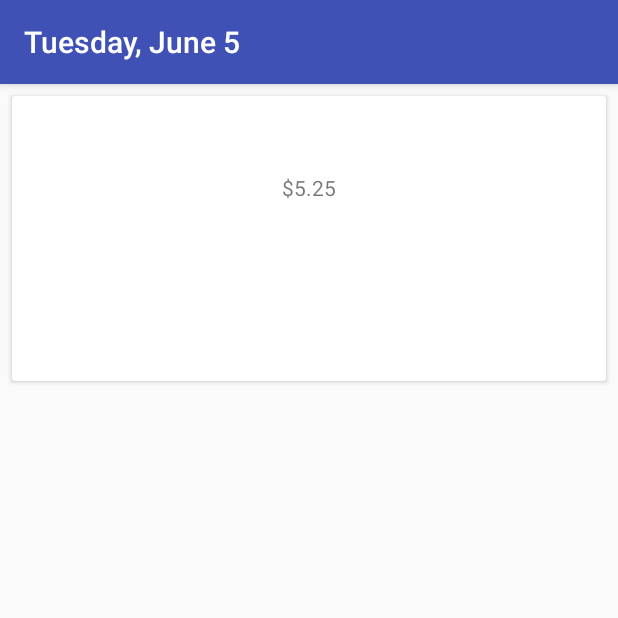
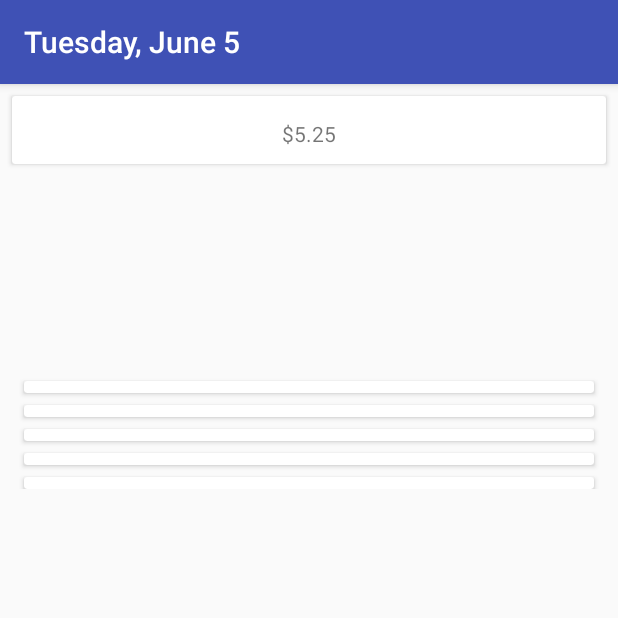
Before and after one commit to doubleaykay/swipe-checker, an Android app: the screen it shows after launch (MainActivity), on a phone screen of 412 x 824 dp, the top half of it. Run offline under Robolectric (Android 15) with nearby library versions, the phone set to English and light mode, and no system bars.

Commit message:
attempt to improve layout

```diff
--- a/app/src/main/java/mystikos/swipechecker/MainActivity.java
+++ b/app/src/main/java/mystikos/swipechecker/MainActivity.java
@@ -28,8 +28,8 @@ public class MainActivity extends AppCompatActivity {
         setContentView(R.layout.activity_main);
 
         //find textviews
-        JtextDay = (TextView) findViewById(R.id.textDay);
-        JtextTime = (TextView) findViewById(R.id.textTime);
+        //JtextDay = (TextView) findViewById(R.id.textDay);
+        //JtextTime = (TextView) findViewById(R.id.textTime);
         JtextSwipeValue = (TextView) findViewById(R.id.textSwipeValue);
     }
 
@@ -46,8 +46,8 @@ public class MainActivity extends AppCompatActivity {
         time = getTime(); //store time at launch of app as integer variable
 
         //TEMP
-        JtextDay.setText(day);
-        JtextTime.setText(String.valueOf(time));
+        //JtextDay.setText(day);
+        //JtextTime.setText(String.valueOf(time));
         //END TEMP
 
         title(); //method to set title of activity to date
--- a/app/src/main/res/layout/activity_main.xml
+++ b/app/src/main/res/layout/activity_main.xml
@@ -7,9 +7,15 @@
     tools:context="mystikos.swipechecker.MainActivity">
 
     <LinearLayout
-        android:id="@+id/card"
         android:layout_width="match_parent"
         android:layout_height="match_parent"
+        android:orientation="vertical"
+        android:weightSum="4">
+
+        <LinearLayout
+            android:layout_weight="1"
+            android:layout_width="match_parent"
+            android:layout_height="0dp"
             android:orientation="vertical"
             android:weightSum="1">
 
@@ -60,24 +66,114 @@
         </LinearLayout>
 
         <ScrollView
+            android:layout_weight="3"
             android:layout_width="match_parent"
-        android:layout_height="match_parent"
+            android:layout_height="0dp"
+            android:layout_marginBottom="8dp"
             android:layout_marginEnd="8dp"
             android:layout_marginStart="8dp"
-        app:layout_constraintEnd_toEndOf="parent"
-        app:layout_constraintStart_toStartOf="parent"
-        app:layout_constraintTop_toBottomOf="@id/card">
+            app:layout_constraintBottom_toBottomOf="parent">
 
             <LinearLayout
                 android:layout_width="match_parent"
-            android:layout_height="wrap_content"
+                android:layout_height="0dp"
                 android:orientation="vertical"
-            android:weightSum="4">
+                android:weightSum="5">
 
+                <android.support.v7.widget.CardView
+                    android:id="@+id/foco"
+                    android:layout_width="match_parent"
+                    android:layout_height="0dp"
+                    android:layout_marginEnd="8dp"
+                    android:layout_marginStart="8dp"
+                    android:layout_marginTop="8dp"
+                    android:layout_weight="1">
+
+                    <TextView
+                        android:layout_width="wrap_content"
+                        android:layout_height="0dp"
+                        android:layout_marginEnd="8dp"
+                        android:layout_marginStart="8dp"
+                        android:layout_marginTop="8dp"
+                        tools:text="test" />
+                </android.support.v7.widget.CardView>
+
+                <android.support.v7.widget.CardView
+                    android:id="@+id/kaf"
+                    android:layout_width="match_parent"
+                    android:layout_height="0dp"
+                    android:layout_marginEnd="8dp"
+                    android:layout_marginStart="8dp"
+                    android:layout_marginTop="8dp"
+                    android:layout_weight="1">
+
+                    <TextView
+                        android:layout_width="wrap_content"
+                        android:layout_height="0dp"
+                        android:layout_marginEnd="8dp"
+                        android:layout_marginStart="8dp"
+                        android:layout_marginTop="8dp"
+                        tools:text="test" />
+                </android.support.v7.widget.CardView>
+
+                <android.support.v7.widget.CardView
+                    android:id="@+id/collis"
+                    android:layout_width="match_parent"
+                    android:layout_height="0dp"
+                    android:layout_marginEnd="8dp"
+                    android:layout_marginStart="8dp"
+                    android:layout_marginTop="8dp"
+                    android:layout_weight="1">
+
+                    <TextView
+                        android:layout_width="wrap_content"
+                        android:layout_height="0dp"
+                        android:layout_marginEnd="8dp"
+                        android:layout_marginStart="8dp"
+                        android:layout_marginTop="8dp"
+                        tools:text="test" />
+                </android.support.v7.widget.CardView>
+
+                <android.support.v7.widget.CardView
+                    android:id="@+id/hop"
+                    android:layout_width="match_parent"
+                    android:layout_height="0dp"
+                    android:layout_marginEnd="8dp"
+                    android:layout_marginStart="8dp"
+                    android:layout_marginTop="8dp"
+                    android:layout_weight="1">
+
+                    <TextView
+                        android:layout_width="wrap_content"
+                        android:layout_height="0dp"
+                        android:layout_marginEnd="8dp"
+                        android:layout_marginStart="8dp"
+                        android:layout_marginTop="8dp"
+                        tools:text="test" />
+                </android.support.v7.widget.CardView>
+
+                <android.support.v7.widget.CardView
+                    android:id="@+id/novack"
+                    android:layout_width="match_parent"
+                    android:layout_height="0dp"
+                    android:layout_marginEnd="8dp"
+                    android:layout_marginStart="8dp"
+                    android:layout_marginTop="8dp"
+                    android:layout_weight="1">
+
+                    <TextView
+                        android:layout_width="wrap_content"
+                        android:layout_height="0dp"
+                        android:layout_marginEnd="8dp"
+                        android:layout_marginStart="8dp"
+                        android:layout_marginTop="8dp"
+                        tools:text="test" />
+                </android.support.v7.widget.CardView>
 
 
             </LinearLayout>
         </ScrollView>
+    </LinearLayout>
 
     <!--debugging textviews
     <TextView
```
Lines whose indentation alone changed are shown as unchanged.
